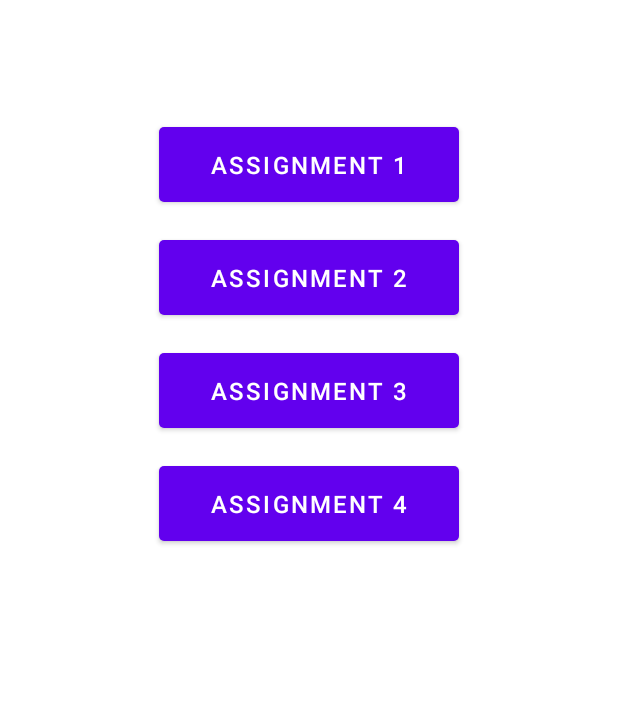
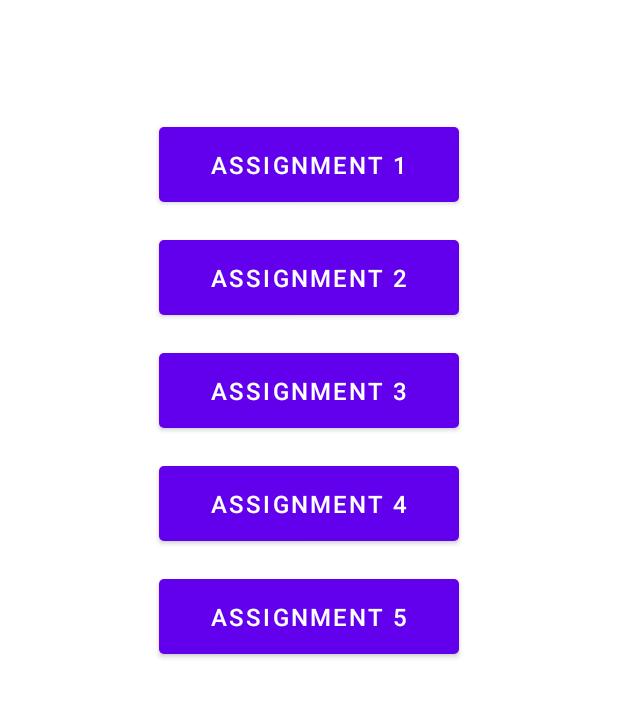
Before and after one commit to RAOdotSH/Android-Assignments, an Android app: the screen it shows after launch (MainActivity), on a phone screen of 412 x 824 dp, the part 220-938 px from its top. Run offline under Robolectric (Android 15) with nearby library versions, the phone set to English and light mode, and no system bars.

Commit message:
Update: Assignment 5

```diff
--- a/app/src/main/AndroidManifest.xml
+++ b/app/src/main/AndroidManifest.xml
@@ -11,6 +11,9 @@
         android:roundIcon="@mipmap/ic_launcher_round"
         android:supportsRtl="true"
         android:theme="@style/Theme.Android_Assignments">
+        <activity
+            android:name=".Assignemnt5_1"
+            android:exported="false" />
         <activity
             android:name=".Assignment5"
             android:exported="false" />
--- a/app/src/main/java/com/example/android_assignments/MainActivity.kt
+++ b/app/src/main/java/com/example/android_assignments/MainActivity.kt
@@ -23,6 +23,8 @@ class MainActivity : AppCompatActivity() {
         val assignment4btn = findViewById<Button>(R.id.Assignment4)
         assignment4btn.setOnClickListener{ assignment4() }
 
+        val assignment5btn = findViewById<Button>(R.id.Assignment5)
+        assignment5btn.setOnClickListener{ assignment5() }
     }
 
     private fun assignment1() {
@@ -45,4 +47,9 @@ class MainActivity : AppCompatActivity() {
         startActivity(intent4)
     }
 
+    private fun assignment5(){
+        val intent5 = Intent(this, Assignment5::class.java)
+        startActivity(intent5)
+    }
+
 }
--- a/app/src/main/res/layout/activity_main.xml
+++ b/app/src/main/res/layout/activity_main.xml
@@ -84,6 +84,20 @@
         android:background="@drawable/btnbg"
         />
 
+    <Button
+        android:id="@+id/Assignment5"
+        android:layout_width="200dp"
+        android:layout_height="50dp"
+        app:layout_constraintTop_toTopOf="@+id/Assignment4"
+        app:layout_constraintRight_toRightOf="parent"
+        app:layout_constraintLeft_toLeftOf="parent"
+        android:layout_marginTop="75dp"
+        android:text="Assignment 5"
+        android:textSize="16sp"
+        android:textColor="@color/white"
+        android:background="@drawable/btnbg"
+        />
+
 
 
 </androidx.constraintlayout.widget.ConstraintLayout>
```
